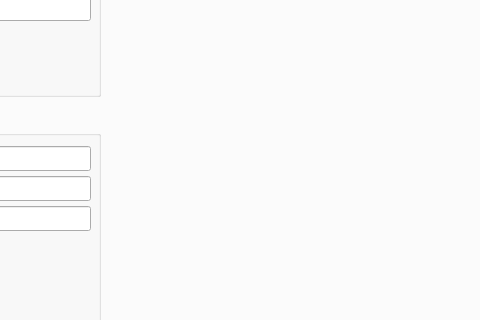
GnuSolar/GnuSolar, file Ui/SolarProject.ui: the form before one commit; both pictures show x 461 to 941 and y 188 to 508 of the 1096 by 941 pixel window.
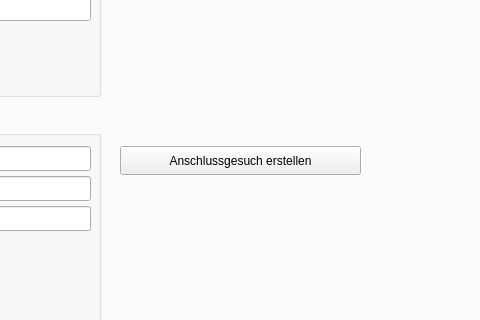
The form after the commit. The open tabs and pages were chosen to show the change.

Commit message: SolarProject: create tag begginings

What changed in the file:
```diff
--- a/Ui/SolarProject.ui
+++ b/Ui/SolarProject.ui
@@ -1490,6 +1490,19 @@
          </property>
         </widget>
        </widget>
+       <widget class="QPushButton" name="createTag">
+        <property name="geometry">
+         <rect>
+          <x>570</x>
+          <y>280</y>
+          <width>241</width>
+          <height>29</height>
+         </rect>
+        </property>
+        <property name="text">
+         <string>Anschlussgesuch erstellen</string>
+        </property>
+       </widget>
       </widget>
      </widget>
     </item>
```
Left out of the diff: 2 changed lines with no effect on the pictures. The commit also changes 4 other files.
